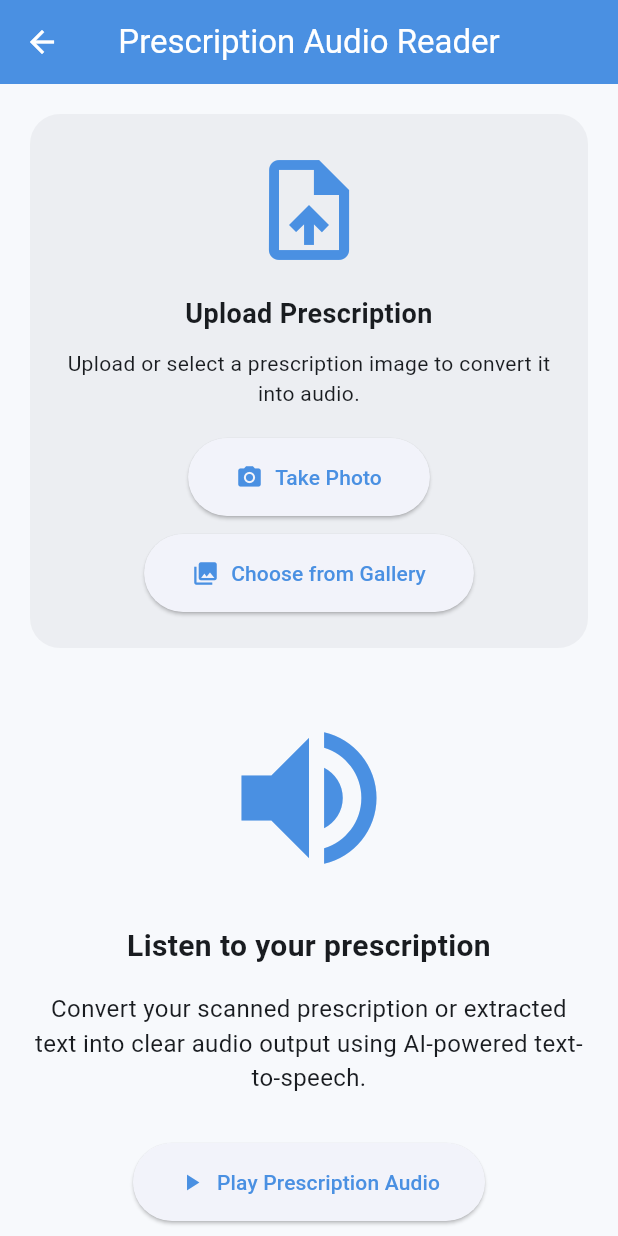
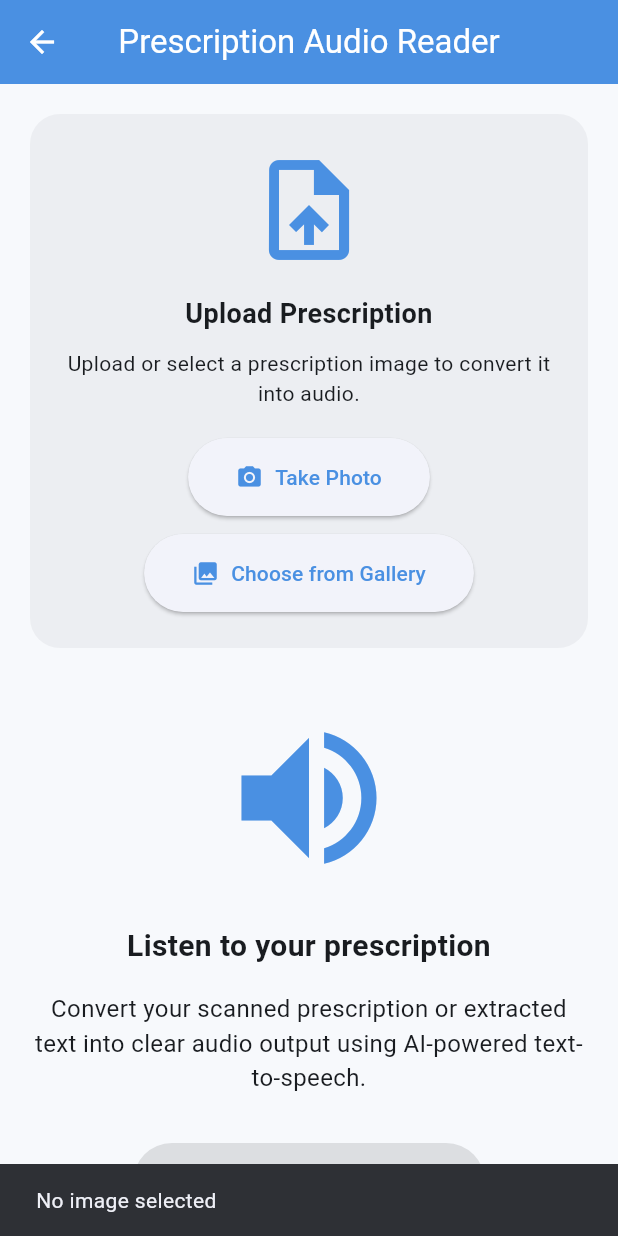
Before and after one commit to tasniamaha/Prescript_Sense, a Flutter app: the AudioReaderPage screen opened directly, after a tap on "Take Photo", on a phone screen of 412 x 824 dp. Run offline on Flutter 3.47's test engine with Material 3 defaults, Android fonts, the phone set to English and light mode, and no system bars; our stand-ins replace image_picker.

Commit message:
modified pages where image upload needed

```diff
--- a/analysis_options.yaml
+++ b/analysis_options.yaml
@@ -7,6 +7,9 @@
 
 # The following line activates a set of recommended lints for Flutter apps,
 # packages, and plugins designed to encourage good coding practices.
+analyzer:
+  errors:
+    unused_import: ignore
 include: package:flutter_lints/flutter.yaml
 
 linter:
--- a/lib/audio_reader_page.dart
+++ b/lib/audio_reader_page.dart
@@ -1,10 +1,56 @@
 import 'package:flutter/material.dart';
+import 'package:prescript_sense/prescription_image_controller.dart';
+// Update path if needed
+import 'image_input/image_model.dart'; // For ImageOrigin enum
 
 class AudioReaderPage extends StatelessWidget {
-  const AudioReaderPage({super.key});
+  AudioReaderPage({super.key});
+
+  // Create a single instance of the controller for this page
+  final PrescriptionImageController _imageController = PrescriptionImageController();
+
+  Future<void> _pickImage(BuildContext context, ImageOrigin origin) async {
+    try {
+      ScaffoldMessenger.of(context).showSnackBar(
+        const SnackBar(content: Text('Loading image...'), duration: Duration(seconds: 2)),
+      );
+
+      final PrescriptionImage? image = origin == ImageOrigin.camera
+          ? await _imageController.getImageFromCamera()
+          : await _imageController.getImageFromGallery();
+
+      ScaffoldMessenger.of(context).hideCurrentSnackBar();
+
+      if (image == null) {
+        ScaffoldMessenger.of(context).showSnackBar(
+          const SnackBar(content: Text('No image selected')),
+        );
+        return;
+      }
+
+      // Success feedback
+      ScaffoldMessenger.of(context).showSnackBar(
+        SnackBar(
+          content: Text('Image uploaded: ${image.name} (${image.fileSizeFormatted})'),
+          backgroundColor: Colors.green,
+          duration: const Duration(seconds: 3),
+        ),
+      );
+    } catch (e) {
+      ScaffoldMessenger.of(context).hideCurrentSnackBar();
+      ScaffoldMessenger.of(context).showSnackBar(
+        SnackBar(
+          content: Text('Error: $e'),
+          backgroundColor: Colors.red,
+        ),
+      );
+    }
+  }
 
   @override
   Widget build(BuildContext context) {
+    final bool hasImage = _imageController.hasImage;
+
     return Scaffold(
       appBar: AppBar(
         title: const Text('Prescription Audio Reader'),
@@ -21,10 +67,7 @@ class AudioReaderPage extends StatelessWidget {
               Container(
                 padding: const EdgeInsets.all(24),
                 decoration: BoxDecoration(
-                  color: Theme.of(context)
-                      .colorScheme
-                      .surface
-                      .withOpacity(0.6),
+                  color: Theme.of(context).colorScheme.surface.withOpacity(0.6),
                   borderRadius: BorderRadius.circular(20),
                 ),
                 child: Column(
@@ -37,10 +80,7 @@ class AudioReaderPage extends StatelessWidget {
                     const SizedBox(height: 16),
                     const Text(
                       'Upload Prescription',
-                      style: TextStyle(
-                        fontSize: 18,
-                        fontWeight: FontWeight.bold,
-                      ),
+                      style: TextStyle(fontSize: 18, fontWeight: FontWeight.bold),
                       textAlign: TextAlign.center,
                     ),
                     const SizedBox(height: 10),
@@ -50,17 +90,13 @@ class AudioReaderPage extends StatelessWidget {
                     ),
                     const SizedBox(height: 20),
                     ElevatedButton.icon(
-                      onPressed: () {
-                        // Camera upload placeholder
-                      },
+                      onPressed: () => _pickImage(context, ImageOrigin.camera),
                       icon: const Icon(Icons.camera_alt),
                       label: const Text('Take Photo'),
                     ),
                     const SizedBox(height: 12),
                     ElevatedButton.icon(
-                      onPressed: () {
-                        // Gallery upload placeholder
-                      },
+                      onPressed: () => _pickImage(context, ImageOrigin.gallery),
                       icon: const Icon(Icons.photo_library),
                       label: const Text('Choose from Gallery'),
                     ),
@@ -70,7 +106,6 @@ class AudioReaderPage extends StatelessWidget {
 
               const SizedBox(height: 40),
 
-              // Audio Section
               Icon(
                 Icons.volume_up,
                 size: 120,
@@ -82,10 +117,7 @@ class AudioReaderPage extends StatelessWidget {
               const Text(
                 'Listen to your prescription',
                 textAlign: TextAlign.center,
-                style: TextStyle(
-                  fontSize: 20,
-                  fontWeight: FontWeight.bold,
-                ),
+                style: TextStyle(fontSize: 20, fontWeight: FontWeight.bold),
               ),
 
               const SizedBox(height: 16),
@@ -99,38 +131,42 @@ class AudioReaderPage extends StatelessWidget {
               const SizedBox(height: 32),
 
               ElevatedButton.icon(
-                onPressed: () {
-                  // Play audio placeholder
-                },
+                onPressed: hasImage
+                    ? () {
+                        ScaffoldMessenger.of(context).showSnackBar(
+                          const SnackBar(
+                            content: Text('Playing audio... (TTS integration coming soon)'),
+                            backgroundColor: Colors.blue,
+                          ),
+                        );
+                        // TODO: Integrate flutter_tts or backend TTS here
+                        // You can access the image via _imageController.currentImage
+                      }
+                    : null, // Disabled if no image
                 icon: const Icon(Icons.play_arrow),
                 label: const Text('Play Prescription Audio'),
                 style: ElevatedButton.styleFrom(
-                  padding: const EdgeInsets.symmetric(
-                    horizontal: 30,
-                    vertical: 16,
-                  ),
-                  shape: RoundedRectangleBorder(
-                    borderRadius: BorderRadius.circular(30),
-                  ),
+                  padding: const EdgeInsets.symmetric(horizontal: 30, vertical: 16),
+                  shape: RoundedRectangleBorder(borderRadius: BorderRadius.circular(30)),
                 ),
               ),
 
               const SizedBox(height: 16),
 
               ElevatedButton.icon(
-                onPressed: () {
-                  // Stop audio placeholder
-                },
+                onPressed: hasImage
+                    ? () {
+                        ScaffoldMessenger.of(context).showSnackBar(
+                          const SnackBar(content: Text('Audio stopped')),
+                        );
+                        // TODO: Stop TTS playback
+                      }
+                    : null,
                 icon: const Icon(Icons.stop),
                 label: const Text('Stop Audio'),
                 style: ElevatedButton.styleFrom(
-                  padding: const EdgeInsets.symmetric(
-                    horizontal: 30,
-                    vertical: 16,
-                  ),
-                  shape: RoundedRectangleBorder(
-                    borderRadius: BorderRadius.circular(30),
-                  ),
+                  padding: const EdgeInsets.symmetric(horizontal: 30, vertical: 16),
+                  shape: RoundedRectangleBorder(borderRadius: BorderRadius.circular(30)),
                   backgroundColor: Colors.redAccent,
                 ),
               ),
--- a/lib/dashboard_page.dart
+++ b/lib/dashboard_page.dart
@@ -118,7 +118,7 @@ class DashboardPage extends StatelessWidget {
                   Navigator.push(
                     context,
                     MaterialPageRoute(
-                      builder: (context) => const PrescriptionUploadPage(),
+                      builder: (context) =>  PrescriptionUploadPage(),
                     ),
                   );
                 },
--- /dev/null
+++ b/lib/selected_prescription_image.dart
@@ -0,0 +1,9 @@
+import 'image_input/image_model.dart'; // Update with your actual path
+
+class SelectedPrescriptionImage {
+  static PrescriptionImage? image;
+
+  static void clear() {
+    image = null;
+  }
+}
```
Also changed, not shown: lib/prescription_upload_page.dart (+57 -20 lines).
